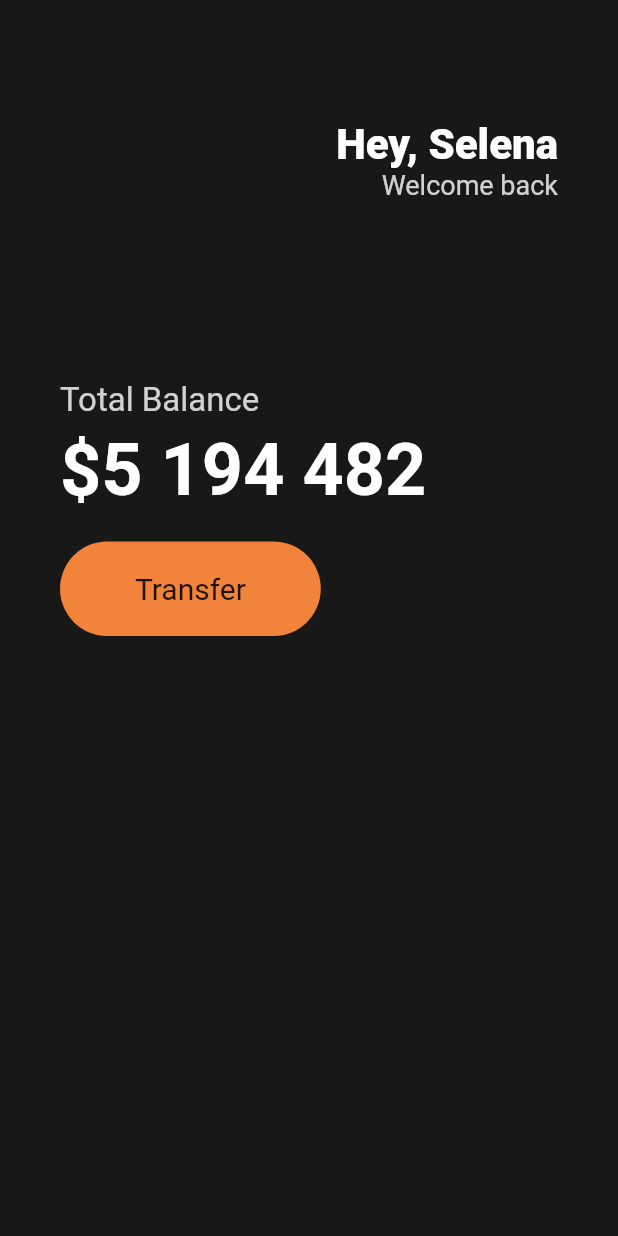
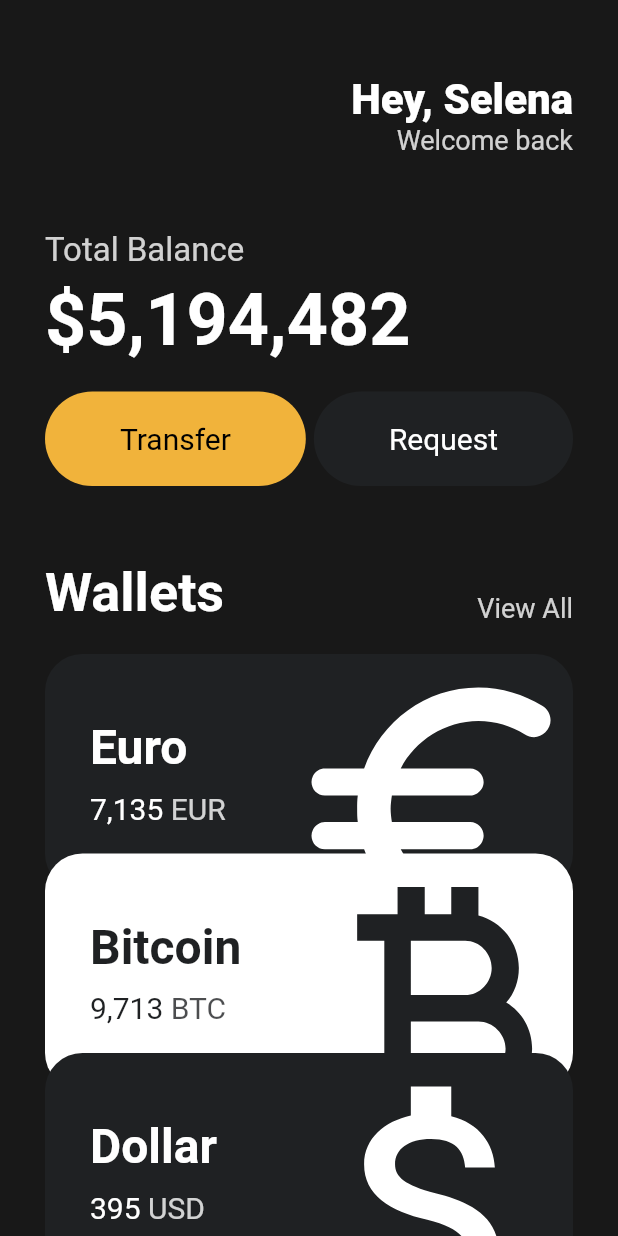
Before and after one commit to cyberprophet/toonflix, a Flutter app: the screen it shows after launch, on a phone screen of 412 x 824 dp. Run offline on Flutter 3.47's test engine with Material 2 defaults, Android fonts, the phone set to English and light mode, and no system bars.

Commit message:
understand about stateless widget

```diff
--- a/lib/main.dart
+++ b/lib/main.dart
@@ -1,4 +1,7 @@
 import 'package:flutter/material.dart';
+import 'package:toonflix/widgets/currency_card.dart';
+
+import 'widgets/button.dart';
 
 void main() {
   runApp(const App());
@@ -12,13 +15,14 @@ class App extends StatelessWidget {
     return MaterialApp(
       home: Scaffold(
         backgroundColor: const Color(0xFF181818),
-        body: Padding(
-          padding: const EdgeInsets.symmetric(horizontal: 40),
+        body: SingleChildScrollView(
+          child: Padding(
+            padding: const EdgeInsets.symmetric(horizontal: 30),
             child: Column(
               crossAxisAlignment: CrossAxisAlignment.start,
               children: [
                 const SizedBox(
-                height: 80,
+                  height: 50,
                 ),
                 Row(
                   mainAxisAlignment: MainAxisAlignment.end,
@@ -46,7 +50,7 @@ class App extends StatelessWidget {
                   ],
                 ),
                 const SizedBox(
-                height: 120,
+                  height: 50,
                 ),
                 Text(
                   'Total Balance',
@@ -59,7 +63,7 @@ class App extends StatelessWidget {
                   height: 5,
                 ),
                 const Text(
-                '\$5 194 482',
+                  '\$5,194,482',
                   style: TextStyle(
                       fontSize: 48,
                       fontWeight: FontWeight.w600,
@@ -69,28 +73,73 @@ class App extends StatelessWidget {
                   height: 20,
                 ),
                 Row(
+                  mainAxisAlignment: MainAxisAlignment.spaceBetween,
+                  children: const [
+                    Button(
+                      text: 'Transfer',
+                      bgColor: Color(0xFFF1B33B),
+                      textColor: Colors.black,
+                    ),
+                    Button(
+                      text: 'Request',
+                      bgColor: Color(0xFF1F2123),
+                      textColor: Colors.white,
+                    )
+                  ],
+                ),
+                const SizedBox(
+                  height: 50,
+                ),
+                Row(
+                  crossAxisAlignment: CrossAxisAlignment.end,
+                  mainAxisAlignment: MainAxisAlignment.spaceBetween,
                   children: [
-                  Container(
-                    decoration: BoxDecoration(
-                      color: const Color(0xFFF2833A),
-                      borderRadius: BorderRadius.circular(45),
-                    ),
-                    child: const Padding(
-                      padding: EdgeInsets.symmetric(
-                        vertical: 20,
-                        horizontal: 50,
-                      ),
-                      child: Text(
-                        'Transfer',
+                    const Text(
+                      'Wallets',
                       style: TextStyle(
-                          fontSize: 20,
+                        color: Colors.white,
+                        fontSize: 36,
+                        fontWeight: FontWeight.w600,
                       ),
                     ),
+                    Text(
+                      'View All',
+                      style: TextStyle(
+                        color: Colors.white.withOpacity(0.8),
+                        fontSize: 18,
                       ),
                     )
                   ],
+                ),
+                const SizedBox(
+                  height: 20,
+                ),
+                const CurrencyCard(
+                  name: 'Euro',
+                  code: 'EUR',
+                  amount: '7,135',
+                  icon: Icons.euro_rounded,
+                  isInverted: false,
+                  dy: 0,
+                ),
+                const CurrencyCard(
+                  name: 'Bitcoin',
+                  code: 'BTC',
+                  amount: '9,713',
+                  icon: Icons.currency_bitcoin,
+                  isInverted: true,
+                  dy: 25,
+                ),
+                const CurrencyCard(
+                  name: 'Dollar',
+                  code: 'USD',
+                  amount: '395',
+                  icon: Icons.attach_money_outlined,
+                  isInverted: false,
+                  dy: 50,
                 )
               ],
+            ),
           ),
         ),
       ),
--- /dev/null
+++ b/lib/widgets/button.dart
@@ -0,0 +1,35 @@
+import 'package:flutter/material.dart';
+
+class Button extends StatelessWidget {
+  @override
+  Widget build(BuildContext context) {
+    return Container(
+      decoration: BoxDecoration(
+        color: bgColor,
+        borderRadius: BorderRadius.circular(45),
+      ),
+      child: Padding(
+        padding: const EdgeInsets.symmetric(
+          vertical: 20,
+          horizontal: 50,
+        ),
+        child: Text(
+          text,
+          style: TextStyle(
+            fontSize: 20,
+            color: textColor,
+          ),
+        ),
+      ),
+    );
+  }
+
+  const Button({
+    super.key,
+    required this.text,
+    required this.bgColor,
+    required this.textColor,
+  });
+  final String text;
+  final Color bgColor, textColor;
+}
--- /dev/null
+++ b/lib/widgets/currency_card.dart
@@ -0,0 +1,93 @@
+import 'package:flutter/material.dart';
+
+class CurrencyCard extends StatelessWidget {
+  @override
+  Widget build(BuildContext context) {
+    return Transform.translate(
+      offset: Offset(0, dy * -1),
+      child: Container(
+        clipBehavior: Clip.hardEdge,
+        decoration: BoxDecoration(
+          color: isInverted ? Colors.white : blackColor,
+          borderRadius: BorderRadius.circular(25),
+        ),
+        child: Padding(
+          padding: const EdgeInsets.all(30),
+          child: Row(
+            mainAxisAlignment: MainAxisAlignment.spaceBetween,
+            children: [
+              Column(
+                crossAxisAlignment: CrossAxisAlignment.start,
+                children: [
+                  Text(
+                    name,
+                    style: TextStyle(
+                      color: isInverted ? blackColor : Colors.white,
+                      fontSize: 32,
+                      fontWeight: FontWeight.w600,
+                    ),
+                  ),
+                  const SizedBox(
+                    height: 10,
+                  ),
+                  Row(
+                    children: [
+                      Text(
+                        amount,
+                        style: TextStyle(
+                          color: isInverted ? blackColor : Colors.white,
+                          fontSize: 20,
+                        ),
+                      ),
+                      const SizedBox(
+                        width: 5,
+                      ),
+                      Text(
+                        code,
+                        style: TextStyle(
+                          color: (isInverted ? blackColor : Colors.white)
+                              .withOpacity(0.8),
+                          fontSize: 20,
+                        ),
+                      ),
+                    ],
+                  ),
+                ],
+              ),
+              Transform.scale(
+                scale: 2.2,
+                child: Transform.translate(
+                  offset: const Offset(
+                    -5,
+                    11,
+                  ),
+                  child: Icon(
+                    icon,
+                    color: isInverted ? blackColor : Colors.white,
+                    size: 98,
+                  ),
+                ),
+              )
+            ],
+          ),
+        ),
+      ),
+    );
+  }
+
+  const CurrencyCard({
+    super.key,
+    required this.name,
+    required this.code,
+    required this.amount,
+    required this.icon,
+    required this.isInverted,
+    required this.dy,
+  });
+  final blackColor = const Color(0xFF1F2123);
+
+  final String name, code, amount;
+  final IconData icon;
+  final bool isInverted;
+  final double dy;
+}
```
Also changed, not shown: 1 other file. Lines whose indentation alone changed are shown as unchanged.
